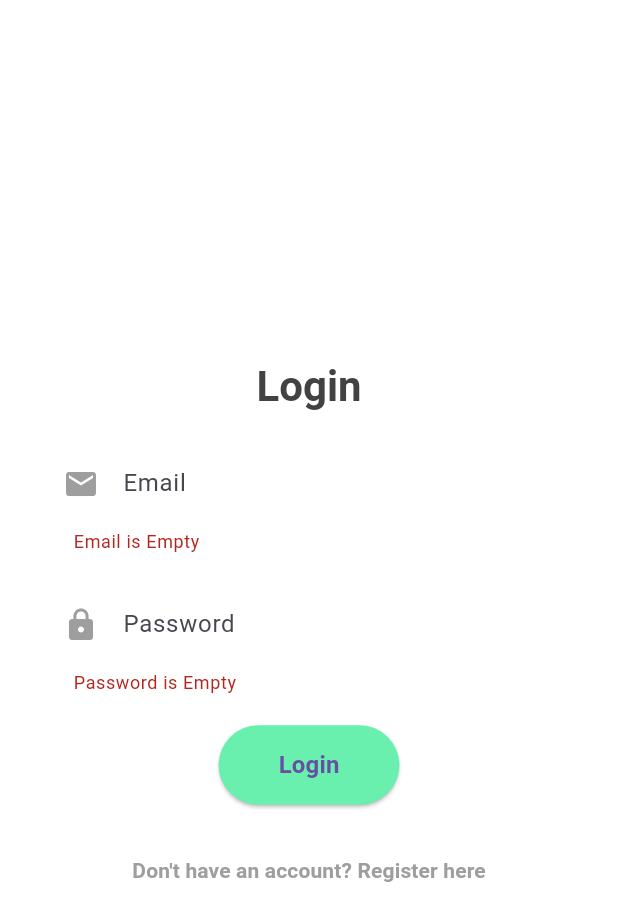
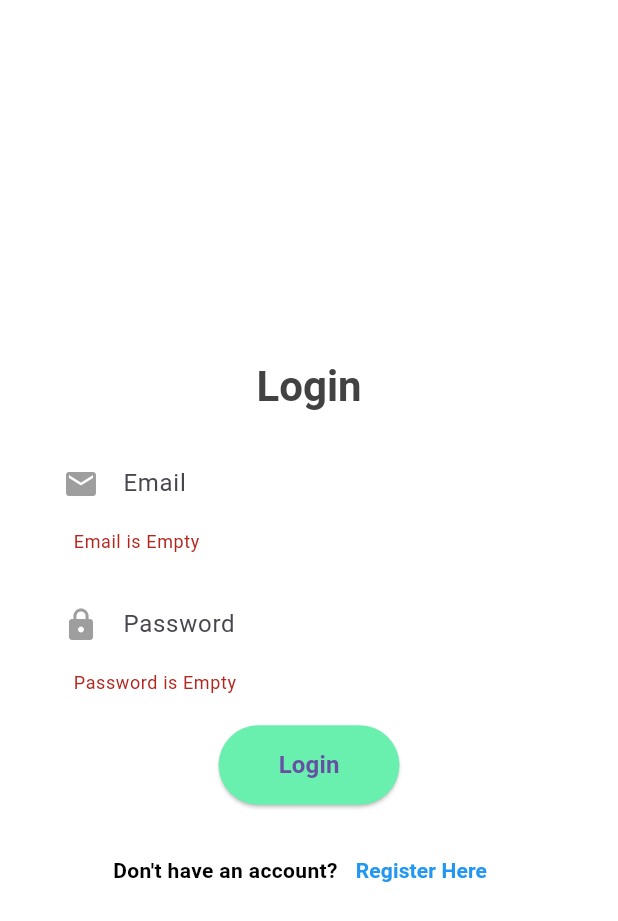
Before and after one commit to AniketN23111/scenario_management, a Flutter app: the screen it shows after launch, after a tap on "Login", on a phone screen of 412 x 824 dp. Shown: the top 921 px of the screen. Run offline on Flutter 3.47's test engine with Material 3 defaults, Android fonts, the light colour scheme and no system bars; our stand-ins replace async_redux, cloud_firestore, firebase_auth, firebase_core, get_it, hive and 2 more; accounts and stored records are empty; generated files the repository leaves out were written again.

Commit message:
Snack-bar issue Resolved,Spaces issue resolved,After press back button on the home screen it goes to login screen

```diff
--- /dev/null
+++ b/lib/custom_widgets/custom_button.dart
@@ -0,0 +1,41 @@
+import 'package:flutter/material.dart';
+
+class CustomButton extends StatelessWidget {
+  final VoidCallback onPressed;
+  final String text;
+  final Color backgroundColor;
+  final double fontSize;
+  final EdgeInsetsGeometry padding;
+  final double borderRadius;
+
+  const CustomButton({
+    super.key,
+    required this.onPressed,
+    required this.text,
+    this.backgroundColor = Colors.greenAccent,
+    this.fontSize = 16.0,
+    this.padding = const EdgeInsets.symmetric(vertical: 15, horizontal: 40),
+    this.borderRadius = 30.0,
+  });
+
+  @override
+  Widget build(BuildContext context) {
+    return ElevatedButton(
+      onPressed: onPressed,
+      style: ElevatedButton.styleFrom(
+        backgroundColor: backgroundColor,
+        padding: padding,
+        shape: RoundedRectangleBorder(
+          borderRadius: BorderRadius.circular(borderRadius),
+        ),
+      ),
+      child: Text(
+        text,
+        style: TextStyle(
+          fontSize: fontSize,
+          fontWeight: FontWeight.bold,
+        ),
+      ),
+    );
+  }
+}
--- a/lib/screens/login_screen/login_page.dart
+++ b/lib/screens/login_screen/login_page.dart
@@ -1,5 +1,7 @@
 import 'package:flutter/material.dart';
+import 'package:scenario_management/custom_widgets/custom_button.dart';
 import 'package:scenario_management/models/user_model.dart';
+import 'package:scenario_management/utility/no_space_formatter.dart';
 
 import '../../TypeDef/type_def.dart';
 import '../../route_names/route_names.dart';
@@ -25,6 +27,8 @@ class _LoginScreenState extends State<LoginScreen> {
   final TextEditingController _emailController = TextEditingController();
   final TextEditingController _passwordController = TextEditingController();
   final GlobalKey<FormState> _form = GlobalKey<FormState>();
+  final GlobalKey<ScaffoldMessengerState> scaffoldMessengerKey =
+      GlobalKey<ScaffoldMessengerState>();
 
   @override
   void initState() {
@@ -34,19 +38,26 @@ class _LoginScreenState extends State<LoginScreen> {
   Future<void> _userLogin() async {
     if (!_form.currentState!.validate()) return;
     widget.signInWithEmailAndPassword(
-        _emailController.text, _passwordController.text);
-    await Future.delayed(const Duration(seconds: 2));
-    if (widget.userModel.uid !=null) {
+        _emailController.text.trim(), _passwordController.text.trim());
+    //await Future.delayed(const Duration(seconds: 2));
+    if (scaffoldMessengerKey.currentState != null) {
+      scaffoldMessengerKey.currentState!.hideCurrentSnackBar();
+    }
+    if (widget.userModel.uid != null) {
       // Navigate to the Home screen upon success
       Navigator.pushNamed(context, RoutesName.homePageScreen);
-      ScaffoldMessenger.of(context).showSnackBar(
+      scaffoldMessengerKey.currentState!
+        ..hideCurrentSnackBar
+        ..showSnackBar(
           const SnackBar(
             content: Text('Login Successfully'),
             backgroundColor: Colors.lightGreen,
           ),
         );
     } else {
-      ScaffoldMessenger.of(context).showSnackBar(
+      scaffoldMessengerKey.currentState!
+        ..hideCurrentSnackBar
+        ..showSnackBar(
           SnackBar(
             content: Text(widget.err),
             backgroundColor: Colors.redAccent,
@@ -57,7 +68,9 @@ class _LoginScreenState extends State<LoginScreen> {
 
   @override
   Widget build(BuildContext context) {
-    return Scaffold(
+    return ScaffoldMessenger(
+      key: scaffoldMessengerKey,
+      child: Scaffold(
         body: SafeArea(
           child: Center(
             child: Padding(
@@ -71,8 +84,10 @@ class _LoginScreenState extends State<LoginScreen> {
                       const SizedBox(height: 20),
                       Text(
                         'Login',
-                      style:
-                          Theme.of(context).textTheme.headlineMedium?.copyWith(
+                        style: Theme.of(context)
+                            .textTheme
+                            .headlineMedium
+                            ?.copyWith(
                               color: Colors.grey[800],
                               fontWeight: FontWeight.bold,
                             ),
@@ -100,8 +115,10 @@ class _LoginScreenState extends State<LoginScreen> {
                             borderRadius: BorderRadius.circular(25),
                             borderSide: const BorderSide(color: Colors.grey),
                           ),
-                        prefixIcon: const Icon(Icons.email, color: Colors.grey),
+                          prefixIcon:
+                              const Icon(Icons.email, color: Colors.grey),
                         ),
+                        inputFormatters: [NoSpacesFormatter()],
                       ),
                       const SizedBox(height: 20),
                       TextFormField(
@@ -127,45 +144,45 @@ class _LoginScreenState extends State<LoginScreen> {
                             borderRadius: BorderRadius.circular(25),
                             borderSide: const BorderSide(color: Colors.grey),
                           ),
-                        prefixIcon: const Icon(Icons.lock, color: Colors.grey),
+                          prefixIcon:
+                              const Icon(Icons.lock, color: Colors.grey),
                         ),
+                        inputFormatters: [NoSpacesFormatter()],
                       ),
                       const SizedBox(height: 20),
                       widget.isLoading == null || widget.isLoading == true
                           ? const Center(
                               child: CircularProgressIndicator(),
                             )
-                        : ElevatedButton(
-                            onPressed: () {
-                              _userLogin();
-                            },
-                            style: ElevatedButton.styleFrom(
-                              backgroundColor:
-                                  Colors.greenAccent, // Green Accent Button
-                              padding: const EdgeInsets.symmetric(
-                                  vertical: 15, horizontal: 40),
-                              shape: RoundedRectangleBorder(
-                                borderRadius: BorderRadius.circular(30),
-                              ),
-                            ),
-                            child: const Text(
-                              'Login',
-                              style: TextStyle(
-                                  fontSize: 16, fontWeight: FontWeight.bold),
-                            ),
+                          : CustomButton(
+                              onPressed: _userLogin,
+                              text: 'Login',
                             ),
                       const SizedBox(height: 20),
+                      Row(
+                        mainAxisAlignment: MainAxisAlignment.center,
+                        children: [
+                          const Text(
+                            'Don\'t have an account?',
+                            style: TextStyle(
+                                color: Colors.black,
+                                fontWeight: FontWeight.bold),
+                          ),
                           TextButton(
                               onPressed: () {
-                        Navigator.pushNamed(context, RoutesName.registerScreen);
+                                Navigator.pushNamed(
+                                    context, RoutesName.registerScreen);
                               },
                               child: const Text(
-                        'Don\'t have an account? Register here',
+                                'Register Here',
                                 style: TextStyle(
-                            color: Colors.grey, fontWeight: FontWeight.bold),
-                      ),
+                                    color: Colors.blue,
+                                    fontWeight: FontWeight.bold),
+                              )),
+                        ],
                       ),
                     ],
+                  ),
                 ),
               ),
             ),
--- /dev/null
+++ b/lib/utility/no_space_formatter.dart
@@ -0,0 +1,15 @@
+import 'package:flutter/services.dart';
+
+class NoSpacesFormatter extends TextInputFormatter {
+  @override
+  TextEditingValue formatEditUpdate(
+      TextEditingValue oldValue, TextEditingValue newValue) {
+    final newText = newValue.text;
+
+    // If the new text contains spaces, revert to the old value
+    if (newText.contains(' ')) {
+      return oldValue;
+    }
+    return newValue;
+  }
+}
```
Also changed, not shown: lib/custom_widgets/custom_text_form_field.dart (+20 -2 lines), lib/screens/add_scenario_form/add_scenario_form.dart (renamed from lib/screens/test_case_details/add_scenario_form/add_scenario_form.dart, +7 -1 lines), lib/screens/home_screen/home_screen.dart (+6 -3 lines), lib/screens/register_screen/register_screen.dart (+63 -27 lines), lib/screens/test_case_details/add_test_case_dialog.dart (+1 -15 lines), lib/screens/test_case_details/edi_test_case/edit_test_case_screen.dart (+42 -16 lines), lib/utility/max_two_space_formatter.dart (added, +16 -0 lines), lib/screens/add_scenario_form/add_scenario_form_connector.dart (renamed from lib/screens/test_case_details/add_scenario_form/add_scenario_form_connector.dart), lib/screens/add_scenario_form/add_scenario_form_view_model.dart (renamed from lib/screens/test_case_details/add_scenario_form/add_scenario_form_view_model.dart). Lines whose indentation alone changed are shown as unchanged.
